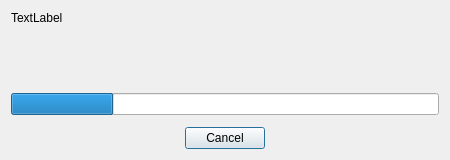
Qt form VisualStatistics/ProgressDialog.ui (kery/MacVisTat) before a commit.
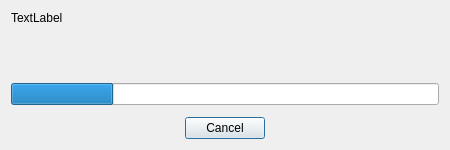
The same form after that commit.

Diff of the .ui file:
```diff
--- a/VisualStatistics/ProgressDialog.ui
+++ b/VisualStatistics/ProgressDialog.ui
@@ -7,7 +7,7 @@
     <x>0</x>
     <y>0</y>
     <width>450</width>
-    <height>160</height>
+    <height>150</height>
    </rect>
   </property>
   <layout class="QVBoxLayout" name="verticalLayout">
```
